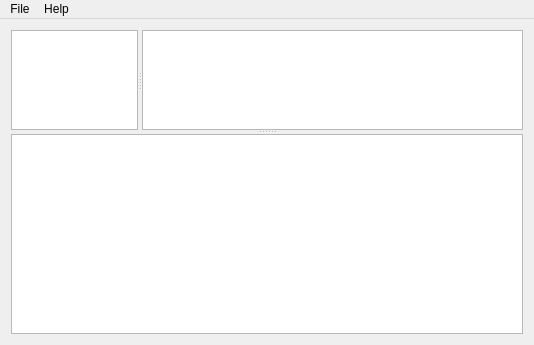
The window that Modern_technologies/Qt/MailClient/mainwindow.ui (rutsky/semester07) describes before a commit, drawn with Qt 5.
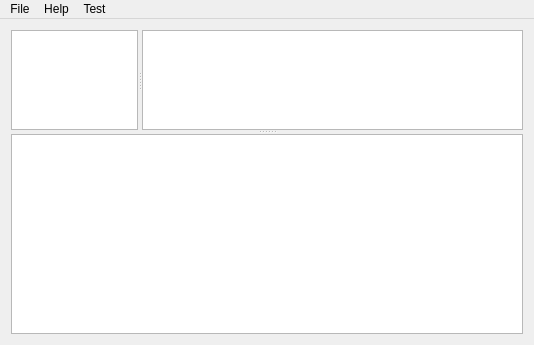
The same window after the commit.

Commit message: Qt: Mail Client: Fix selection. Empty context menu

Patch:
```diff
--- a/Modern_technologies/Qt/MailClient/mainwindow.ui
+++ b/Modern_technologies/Qt/MailClient/mainwindow.ui
@@ -123,8 +123,19 @@
     </property>
     <addaction name="actionAbout"/>
    </widget>
+   <widget class="QMenu" name="menuTest">
+    <property name="enabled">
+     <bool>true</bool>
+    </property>
+    <property name="title">
+     <string>Test</string>
+    </property>
+    <addaction name="actionTest1"/>
+    <addaction name="actionTest2"/>
+   </widget>
    <addaction name="menuFile"/>
    <addaction name="menuHelp"/>
+   <addaction name="menuTest"/>
   </widget>
   <action name="actionQuit">
    <property name="text">
```
Left out of the diff: 12 changed lines with no effect on the pictures. The commit also changes 3 other files.
